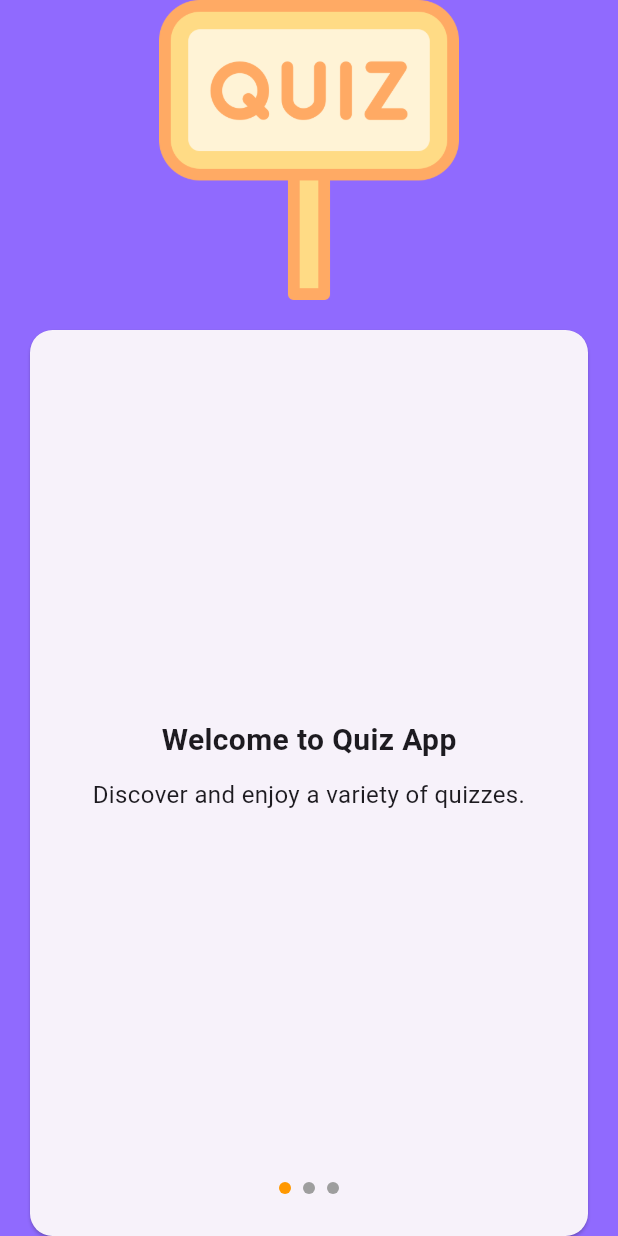
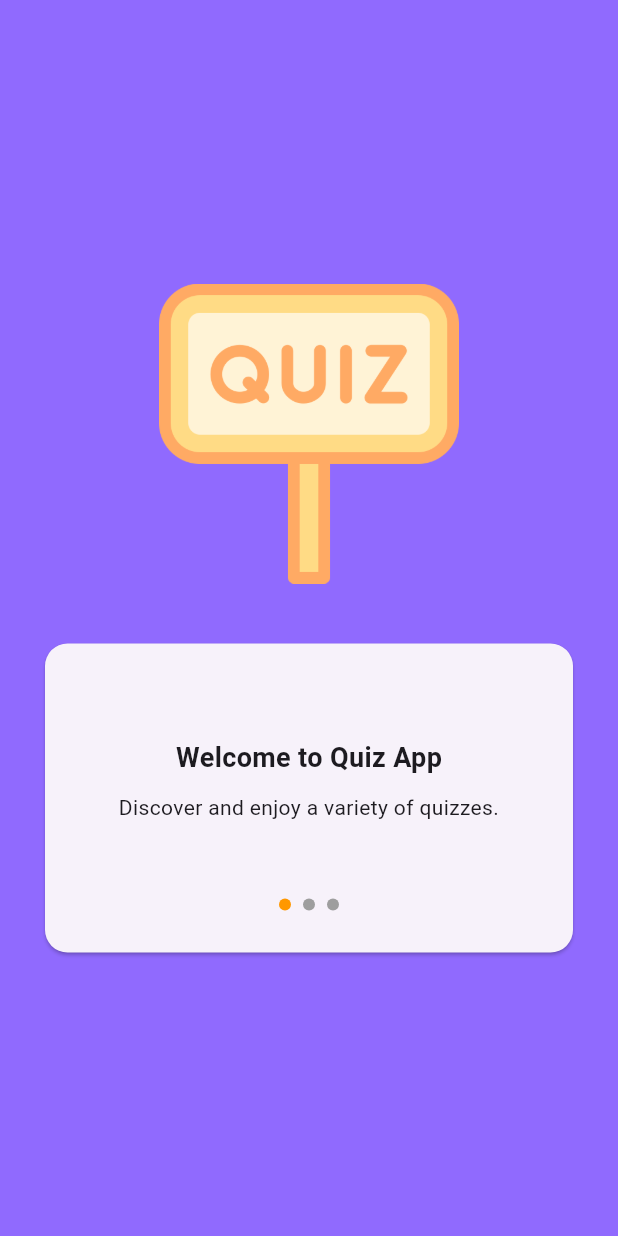
Before and after one commit to yasarkilicx34/quizapp, a Flutter app: the HomePage screen opened directly, on a phone screen of 412 x 824 dp. Run offline on Flutter 3.47's test engine with Material 3 defaults, Android fonts, the phone set to English and light mode, and no system bars.

Commit message:
development procces

```diff
--- a/lib/components/my_button.dart
+++ b/lib/components/my_button.dart
@@ -1,7 +1,7 @@
 import 'package:flutter/material.dart';
 
 class MyButton extends StatelessWidget {
-  final String buttonText; // Butonun metnini saklamak için yeni bir alan
+  final String buttonText;
   final Function()? onTap;
 
   const MyButton({super.key, required this.onTap, required this.buttonText});
--- a/lib/main.dart
+++ b/lib/main.dart
@@ -1,7 +1,10 @@
+
 import 'package:flutter/material.dart';
-import 'package:foodorderpasha/pages/home_page.dart';
+
 
 import 'pages/login_page.dart';
+
+
 
 void main() {
   runApp(const MyApp());
@@ -14,7 +17,7 @@ class MyApp extends StatelessWidget {
   Widget build(BuildContext context) {
     return MaterialApp(
       debugShowCheckedModeBanner: false,
-      home: HomePage(),
+      home: LoginPage(),
     );
   }
 }
--- a/lib/pages/home_page.dart
+++ b/lib/pages/home_page.dart
@@ -8,18 +8,25 @@ class HomePage extends StatelessWidget {
     return Scaffold(
       backgroundColor: Color(0xFF906AFE),
       body: SafeArea(
+        child: Center(
           child: Column(
+            mainAxisAlignment: MainAxisAlignment.center,
             children: [
-            Image.asset(
+              Padding(
+                padding: const EdgeInsets.only(bottom: 20.0),
+                child: Image.asset(
                   'assets/images/quizhome.png',
-              width: MediaQuery.of(context).size.width,
+                  width: 300,
                   height: 200,
                 ),
+              ),
               SizedBox(height: 20),
-            Expanded(
+              Container(
+                height: MediaQuery.of(context).size.height * 0.25, // Reduced height of PageView container
                 child: _buildInfoCardWithPageView(),
               ),
             ],
+          ),
         ),
       ),
     );
@@ -27,7 +34,7 @@ class HomePage extends StatelessWidget {
 
   Widget _buildInfoCardWithPageView() {
     return Card(
-      margin: EdgeInsets.symmetric(horizontal: 20),
+      margin: EdgeInsets.symmetric(horizontal: 30),
       shape: RoundedRectangleBorder(borderRadius: BorderRadius.circular(15)),
       child: Padding(
         padding: const EdgeInsets.all(20.0),
@@ -76,13 +83,13 @@ class _InfoCardPageViewState extends State<InfoCardPageView> {
       children: [
         Text(
           title,
-          style: TextStyle(fontSize: 20, fontWeight: FontWeight.bold),
+          style: TextStyle(fontSize: 18, fontWeight: FontWeight.bold),
         ),
         SizedBox(height: 10),
         Text(
           description,
           textAlign: TextAlign.center,
-          style: TextStyle(fontSize: 16),
+          style: TextStyle(fontSize: 14),
         ),
       ],
     );
--- a/lib/pages/register_page.dart
+++ b/lib/pages/register_page.dart
@@ -2,6 +2,7 @@ import 'package:flutter/material.dart';
 import 'package:foodorderpasha/components/my_button.dart';
 import 'package:foodorderpasha/components/my_textfield.dart';
 import 'package:foodorderpasha/pages/login_page.dart';
+
 
 class RegisterPage extends StatefulWidget {
   RegisterPage({super.key});
@@ -16,7 +17,8 @@ class _RegisterPageState extends State<RegisterPage> {
   final passwordController = TextEditingController();
   final passwordController2 = TextEditingController(); // İkinci parola alanı için yeni bir controller
   bool isPasswordVisible = false;
-  bool isPasswordVisible2 = false; // İkinci parola alanı için görünürlük durumu
+  bool isPasswordVisible2 = false;// İkinci parola alanı için görünürlük durumu
+
 
   void togglePasswordVisibility() {
     setState(() {
--- a/pubspec.yaml
+++ b/pubspec.yaml
@@ -37,6 +37,8 @@ dependencies:
   # The following adds the Cupertino Icons font to your application.
   # Use with the CupertinoIcons class for iOS style icons.
   cupertino_icons: ^1.0.2
+  firebase_core:
+  firebase_auth:
 
 dev_dependencies:
   flutter_test:
```
Also changed, not shown: pubspec.lock, 9 other files. Lines whose indentation alone changed are shown as unchanged.
